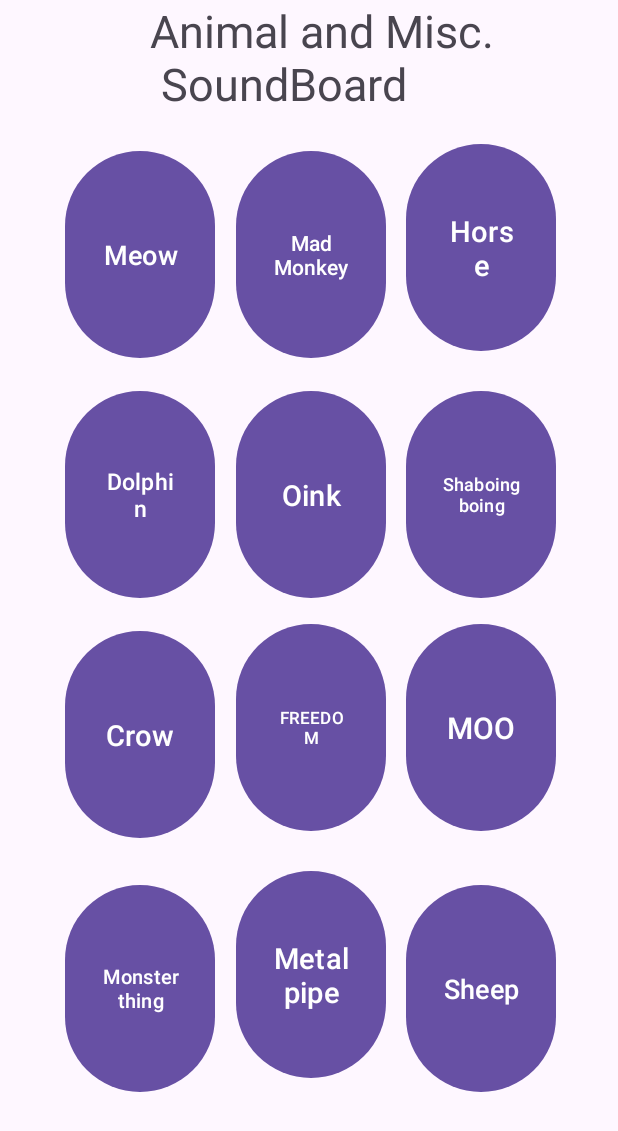
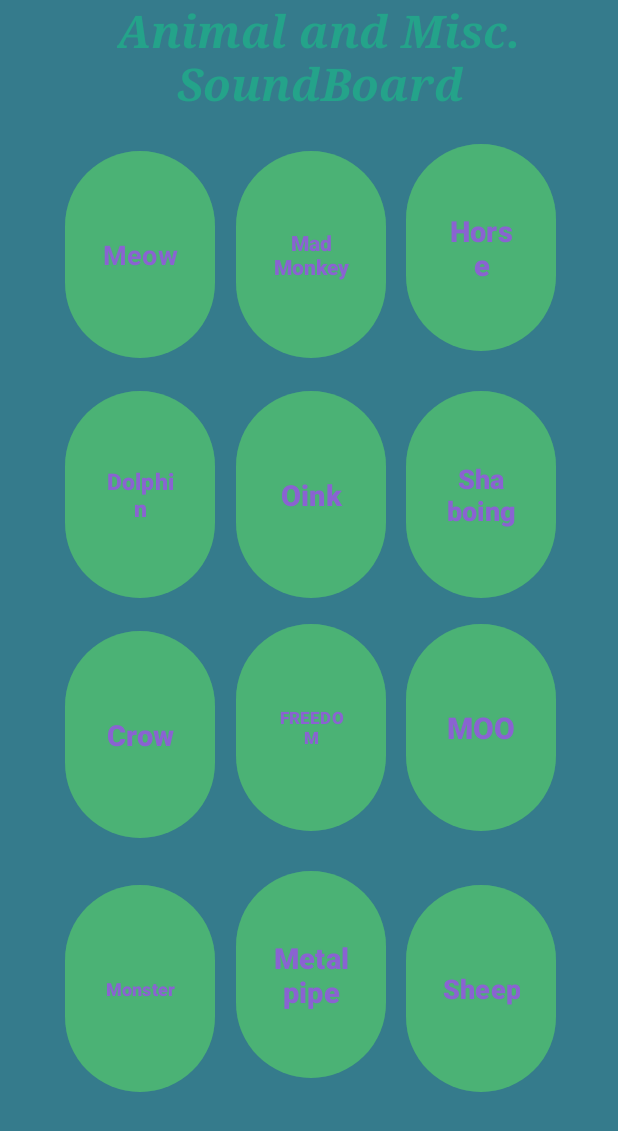
Before and after one commit to ryantburke/PolytechnicSoundboard, an Android app: the SoundBoardAnimalsMisc screen opened directly, with no data from a screen before it, on a phone screen of 412 x 824 dp. Shown: the top 1131 px of the screen. Run offline under Robolectric (Android 15) with nearby library versions, the phone set to English and light mode, and no system bars.

Commit message:
updated colors

```diff
--- a/app/src/main/res/layout/soundboard_animalsmisc.xml
+++ b/app/src/main/res/layout/soundboard_animalsmisc.xml
@@ -10,6 +10,7 @@
         android:id="@+id/iv_swiper"
         android:layout_width="0dp"
         android:layout_height="0dp"
+        android:background="@color/animalsmisc_bg"
         app:layout_constraintBottom_toBottomOf="parent"
         app:layout_constraintEnd_toEndOf="parent"
         app:layout_constraintStart_toStartOf="parent"
@@ -19,8 +20,11 @@
         android:id="@+id/textView14"
         android:layout_width="wrap_content"
         android:layout_height="wrap_content"
-        android:text="Animal and Misc.\n SoundBoard"
+        android:fontFamily="serif"
+        android:text="Animal and Misc.\n     SoundBoard"
+        android:textColor="@color/animalsmisc_title_txt"
         android:textSize="30sp"
+        android:textStyle="bold|italic"
         app:layout_constraintBottom_toBottomOf="parent"
         app:layout_constraintEnd_toEndOf="parent"
         app:layout_constraintHorizontal_bias="0.549"
@@ -67,8 +71,11 @@
         android:id="@+id/btn_crow"
         android:layout_width="100dp"
         android:layout_height="146dp"
+        android:backgroundTint="@color/animalsmisc_btn_bg"
         android:text="Crow"
+        android:textColor="@color/animalsmisc_btn_txt"
         android:textSize="19dp"
+        android:textStyle="bold"
         app:layout_constraintBottom_toTopOf="@+id/guideline2"
         app:layout_constraintStart_toStartOf="@+id/guideline4"
         app:layout_constraintTop_toBottomOf="@+id/btn_dolphin" />
@@ -77,8 +84,11 @@
         android:id="@+id/btn_caw"
         android:layout_width="100dp"
         android:layout_height="146dp"
+        android:backgroundTint="@color/animalsmisc_btn_bg"
         android:text="FREEDOM"
+        android:textColor="@color/animalsmisc_btn_txt"
         android:textSize="11dp"
+        android:textStyle="bold"
         app:layout_constraintBottom_toTopOf="@+id/guideline2"
         app:layout_constraintEnd_toStartOf="@+id/btn_moo"
         app:layout_constraintStart_toEndOf="@+id/btn_crow"
@@ -89,8 +99,11 @@
         android:id="@+id/btn_moo"
         android:layout_width="100dp"
         android:layout_height="146dp"
+        android:backgroundTint="@color/animalsmisc_btn_bg"
         android:text="MOO"
+        android:textColor="@color/animalsmisc_btn_txt"
         android:textSize="20dp"
+        android:textStyle="bold"
         app:layout_constraintBottom_toTopOf="@+id/guideline2"
         app:layout_constraintEnd_toStartOf="@+id/guideline5"
         app:layout_constraintTop_toTopOf="@+id/guideline7"
@@ -100,8 +113,11 @@
         android:id="@+id/btn_dolphin"
         android:layout_width="100dp"
         android:layout_height="146dp"
+        android:backgroundTint="@color/animalsmisc_btn_bg"
         android:text="Dolphin"
+        android:textColor="@color/animalsmisc_btn_txt"
         android:textSize="15dp"
+        android:textStyle="bold"
         app:layout_constraintBottom_toTopOf="@+id/guideline7"
         app:layout_constraintStart_toStartOf="@+id/guideline4"
         app:layout_constraintTop_toTopOf="@+id/guideline8" />
@@ -110,8 +126,11 @@
         android:id="@+id/btn_shaboingboing"
         android:layout_width="100dp"
         android:layout_height="146dp"
-        android:text="Shaboing\nboing"
-        android:textSize="12dp"
+        android:backgroundTint="@color/animalsmisc_btn_bg"
+        android:text="Sha\nboing"
+        android:textColor="@color/animalsmisc_btn_txt"
+        android:textSize="18dp"
+        android:textStyle="bold"
         app:layout_constraintBottom_toTopOf="@+id/guideline7"
         app:layout_constraintEnd_toStartOf="@+id/guideline5"
         app:layout_constraintTop_toTopOf="@+id/guideline8" />
@@ -120,8 +139,11 @@
         android:id="@+id/btn_oink"
         android:layout_width="100dp"
         android:layout_height="146dp"
+        android:backgroundTint="@color/animalsmisc_btn_bg"
         android:text="Oink"
+        android:textColor="@color/animalsmisc_btn_txt"
         android:textSize="19dp"
+        android:textStyle="bold"
         app:layout_constraintBottom_toTopOf="@+id/guideline7"
         app:layout_constraintEnd_toStartOf="@+id/btn_shaboingboing"
         app:layout_constraintStart_toEndOf="@+id/btn_dolphin"
@@ -138,8 +160,12 @@
         android:id="@+id/btn_meow"
         android:layout_width="100dp"
         android:layout_height="146dp"
+        android:backgroundTint="@color/animalsmisc_btn_bg"
+        android:fontFamily="sans-serif"
         android:text="Meow"
+        android:textColor="@color/animalsmisc_btn_txt"
         android:textSize="18dp"
+        android:textStyle="bold"
         app:layout_constraintBottom_toTopOf="@+id/btn_dolphin"
         app:layout_constraintStart_toStartOf="@+id/guideline4"
         app:layout_constraintTop_toTopOf="@+id/guideline3" />
@@ -148,8 +174,11 @@
         android:id="@+id/btn_monkey"
         android:layout_width="100dp"
         android:layout_height="146dp"
+        android:backgroundTint="@color/animalsmisc_btn_bg"
         android:text="Mad Monkey"
+        android:textColor="@color/animalsmisc_btn_txt"
         android:textSize="14dp"
+        android:textStyle="bold"
         app:layout_constraintBottom_toTopOf="@+id/btn_oink"
         app:layout_constraintEnd_toStartOf="@+id/btn_horse"
         app:layout_constraintStart_toEndOf="@+id/btn_meow"
@@ -159,8 +188,11 @@
         android:id="@+id/btn_horse"
         android:layout_width="100dp"
         android:layout_height="146dp"
+        android:backgroundTint="@color/animalsmisc_btn_bg"
         android:text="Horse"
+        android:textColor="@color/animalsmisc_btn_txt"
         android:textSize="19dp"
+        android:textStyle="bold"
         app:layout_constraintBottom_toTopOf="@+id/guideline8"
         app:layout_constraintEnd_toStartOf="@+id/guideline5"
         app:layout_constraintTop_toTopOf="@+id/guideline3" />
@@ -176,8 +208,11 @@
         android:id="@+id/btn_monster"
         android:layout_width="100dp"
         android:layout_height="146dp"
-        android:text="Monster\nthing"
-        android:textSize="13dp"
+        android:backgroundTint="@color/animalsmisc_btn_bg"
+        android:text="Monster"
+        android:textColor="@color/animalsmisc_btn_txt"
+        android:textSize="12sp"
+        android:textStyle="bold"
         app:layout_constraintBottom_toTopOf="@+id/guideline10"
         app:layout_constraintStart_toStartOf="@+id/guideline4"
         app:layout_constraintTop_toTopOf="@+id/guideline2" />
@@ -186,8 +221,11 @@
         android:id="@+id/btn_pipe"
         android:layout_width="100dp"
         android:layout_height="146dp"
+        android:backgroundTint="@color/animalsmisc_btn_bg"
         android:text="Metal\npipe"
+        android:textColor="@color/animalsmisc_btn_txt"
         android:textSize="19dp"
+        android:textStyle="bold"
         app:layout_constraintBottom_toTopOf="@+id/guideline10"
         app:layout_constraintEnd_toStartOf="@+id/btn_sheep"
         app:layout_constraintStart_toEndOf="@+id/btn_monster"
@@ -197,8 +235,11 @@
         android:id="@+id/btn_sheep"
         android:layout_width="100dp"
         android:layout_height="146dp"
+        android:backgroundTint="@color/animalsmisc_btn_bg"
         android:text="Sheep"
+        android:textColor="@color/animalsmisc_btn_txt"
         android:textSize="18dp"
+        android:textStyle="bold"
         app:layout_constraintBottom_toTopOf="@+id/guideline10"
         app:layout_constraintEnd_toStartOf="@+id/guideline5"
         app:layout_constraintTop_toTopOf="@+id/guideline2" />
--- a/app/src/main/res/values/colors.xml
+++ b/app/src/main/res/values/colors.xml
@@ -25,4 +25,9 @@
     <color name="party_title_txt">#D8ED89</color>
     <color name="party_btn_bg">#FFEA80</color>
     <color name="party_btn_txt">#24A38A</color>
+    <color name="animalsmisc_title_txt">#24A38A</color>
+    <color name="animalsmisc_bg">#357B8C</color>
+    <color name="animalsmisc_btn_txt">#8A63D1</color>
+    <color name="animalsmisc_btn_bg">#6B57CD6A</color>
+
 </resources>
```
